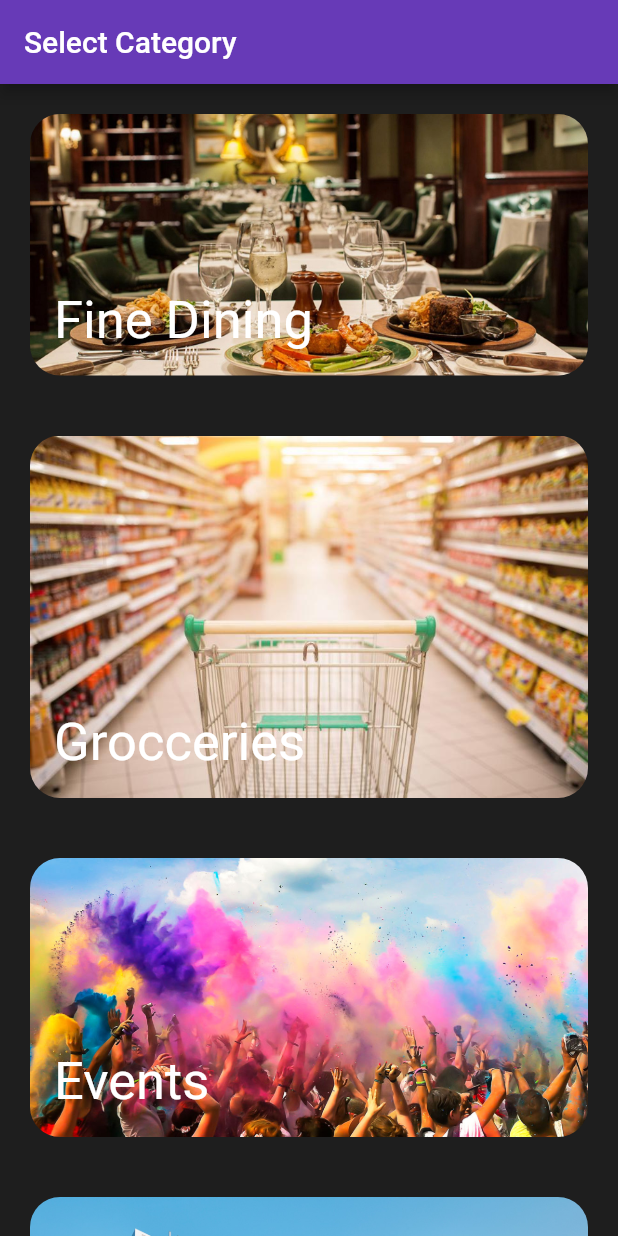
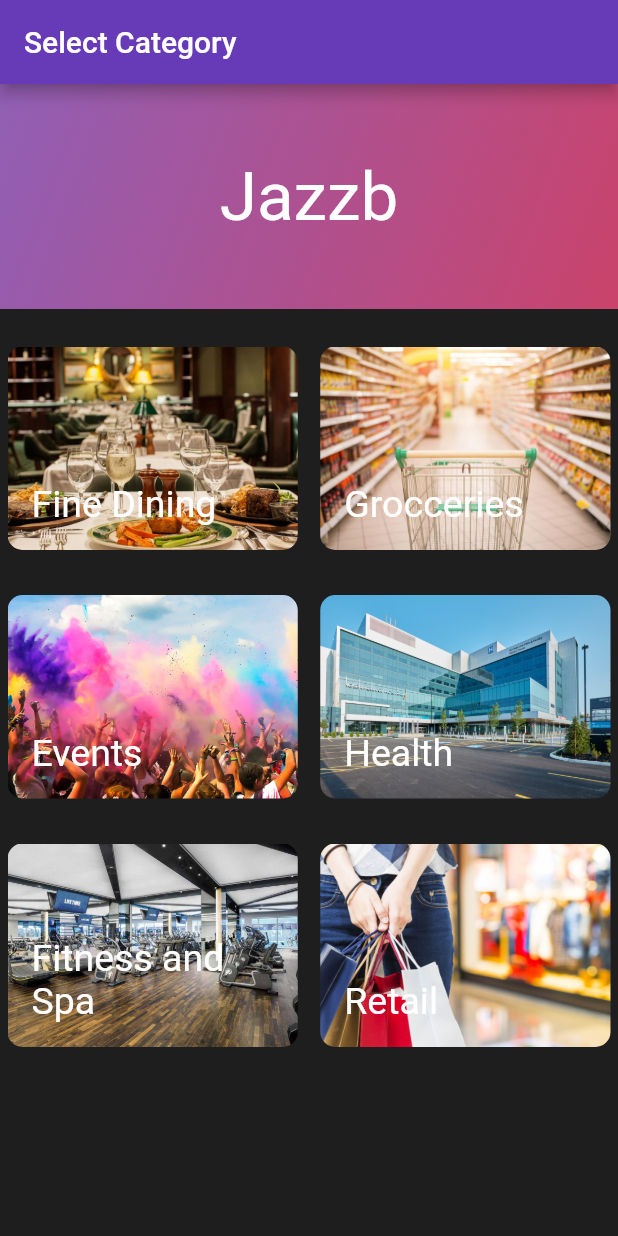
Before and after one commit to nimakarimipour/Jazb, a Flutter app: the screen it shows after launch, on a phone screen of 412 x 824 dp. Run offline on Flutter 3.47's test engine with Material 2 defaults, Android fonts, the phone set to English and light mode, and no system bars.

Commit message:
Fixed Cattegory

```diff
--- a/jazb/lib/pages/category.dart
+++ b/jazb/lib/pages/category.dart
@@ -49,9 +49,78 @@ class CategoryPage extends StatelessWidget {
       appBar: AppBar(
         title: Text('Select Category'),
       ),
-      body: ListView.builder(
-        itemBuilder: _categoryItemBuilder,
-        itemCount: _infos.length,
+      body: Column(
+        mainAxisAlignment: MainAxisAlignment.start,
+        children: <Widget>[
+          Container(
+            height: 150,
+            child: Center(
+              child: Text(
+                "Jazzb",
+                style: TextStyle(fontSize: 45, color: Colors.white),
+              ),
+            ),
+            decoration: BoxDecoration(
+              gradient: LinearGradient(
+                colors: [Color(0xFF915FB5), Color(0xFFCA436B)],
+                begin: FractionalOffset.topLeft,
+                end: FractionalOffset.bottomRight,
+                stops: [0.0, 1.0],
+                tileMode: TileMode.clamp
+              ),
+            ),
+          ),
+          Container(
+            height: 25,
+          ),
+          Expanded(
+            child: GridView.count(
+              childAspectRatio: 1.5,
+              crossAxisCount: 2,
+              mainAxisSpacing: 30.0,
+              crossAxisSpacing: 5.0,
+              children: _infos
+                  .map(
+                    (element) => GestureDetector(
+                          onTap: () {
+                            Navigator.push(
+                                context,
+                                MaterialPageRoute(
+                                    builder: (BuildContext context) =>
+                                        ListPlacesPage(element['name'])));
+                          },
+                          child: Container(
+                            child: Padding(
+                              padding: EdgeInsets.only(left: 5.0, right: 5.0),
+                              child: Stack(
+                                alignment: Alignment.bottomLeft,
+                                children: <Widget>[
+                                  ClipRRect(
+                                    borderRadius: BorderRadius.circular(10),
+                                    child: Image.asset(
+                                      element['img'],
+                                      height: 200,
+                                      fit: BoxFit.cover,
+                                    ),
+                                  ),
+                                  Padding(
+                                    padding: EdgeInsets.all(16.0),
+                                    child: Text(
+                                      element['name'],
+                                      style: TextStyle(
+                                          fontSize: 25, color: Colors.white),
+                                    ),
+                                  ),
+                                ],
+                              ),
+                            ),
+                          ),
+                        ),
+                  )
+                  .toList(),
+            ),
+          ),
+        ],
       ),
     );
   }
```
